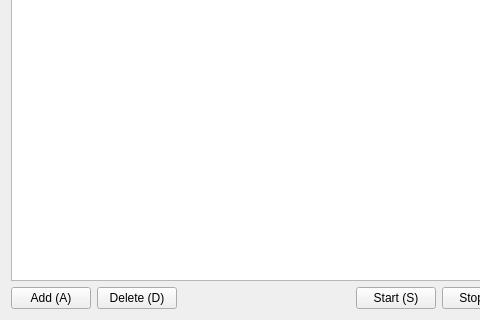
Above: shiki_organizer/gui/ui/tasks_tab.ui from nikohonu/shiki-organizer before the change; both pictures show x 0 to 480 and y 151 to 471 of the 619 by 471 pixel window. Below: the same form after it.
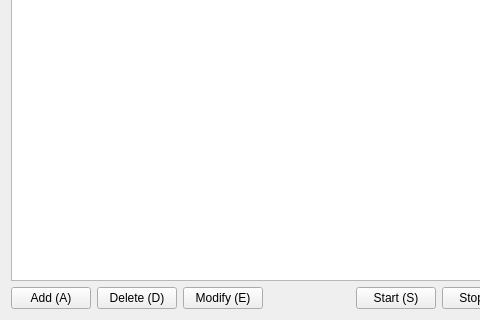
That is the form after the change.

Commit message: add adding, deleting and modifying tasks

What changed in the file:
```diff
--- a/shiki_organizer/gui/ui/tasks_tab.ui
+++ b/shiki_organizer/gui/ui/tasks_tab.ui
@@ -39,6 +39,13 @@
          </property>
         </widget>
        </item>
+       <item>
+        <widget class="QPushButton" name="button_modify">
+         <property name="text">
+          <string>Modify (E)</string>
+         </property>
+        </widget>
+       </item>
       </layout>
      </item>
      <item>
```
Left out of the diff: 4 changed lines with no effect on the pictures. The commit also changes 8 other files.
